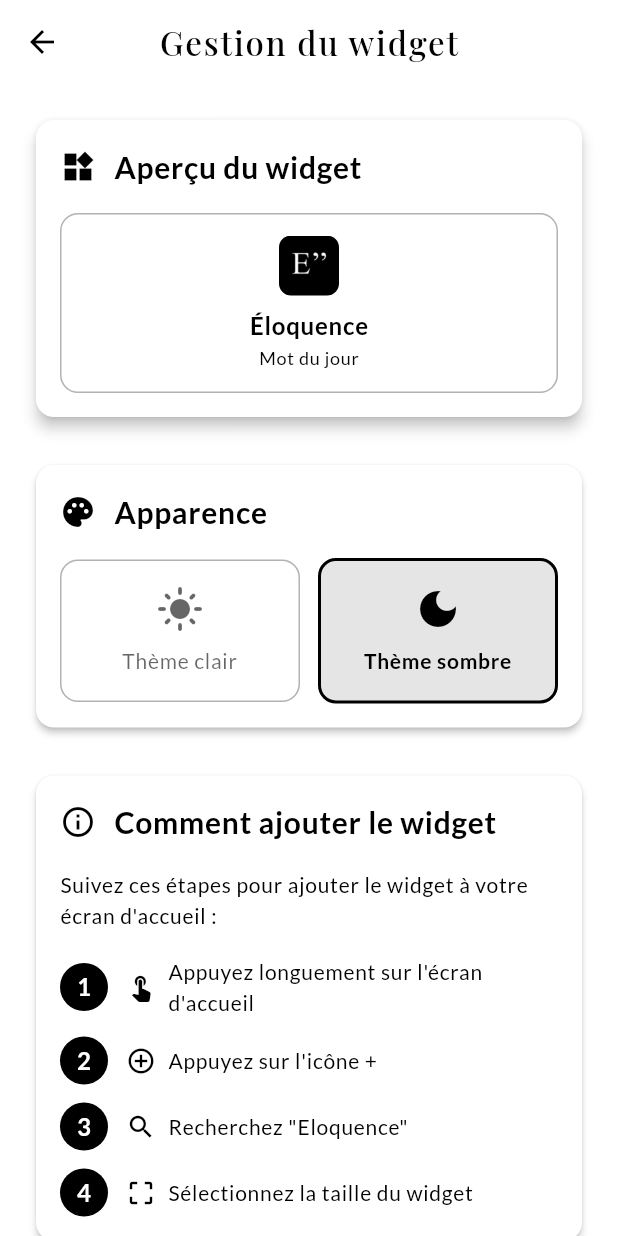
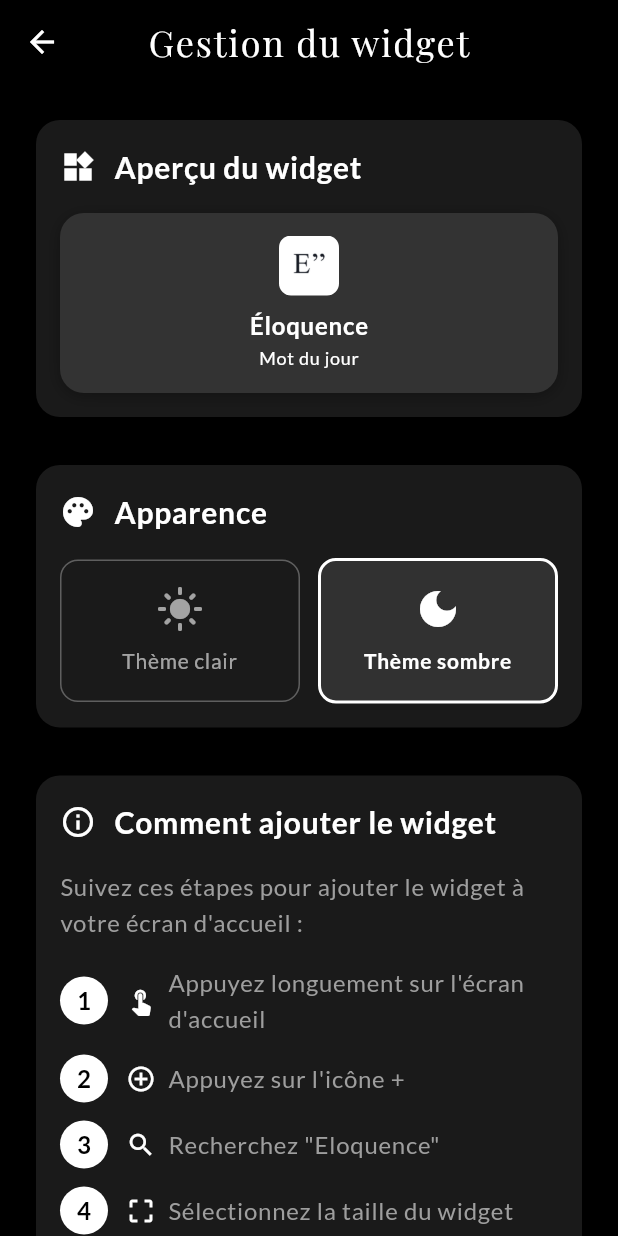
Before and after one commit to nffdev/eloquence, a Flutter app: the WidgetPage screen opened directly, on a phone screen of 412 x 824 dp. Run offline on Flutter 3.47's test engine with Material 3 defaults, Android fonts, the phone set to English and light mode, and no system bars; our stand-ins replace flutter_tts, google_fonts, share_plus, shared_preferences; missing offline and left inert: flutter_dynamic_icon, home_widget; accounts and stored records are empty; network calls fail.

Commit message:
feat(app): updated widget theme

```diff
--- a/app/lib/features/settings/presentation/pages/widget_page.dart
+++ b/app/lib/features/settings/presentation/pages/widget_page.dart
@@ -10,21 +10,29 @@ class WidgetPage extends StatelessWidget {
 
   @override
   Widget build(BuildContext context) {
+    return Consumer<ThemeProvider>(
+      builder: (context, themeProvider, _) {
         return Scaffold(
-      backgroundColor: Colors.white,
+          backgroundColor: themeProvider.isDarkMode ? const Color(0xFF000000) : Colors.white,
           appBar: AppBar(
-        backgroundColor: Colors.white,
-        foregroundColor: Colors.black,
+            backgroundColor: themeProvider.isDarkMode ? const Color(0xFF000000) : Colors.white,
+            foregroundColor: themeProvider.isDarkMode ? Colors.white : const Color(0xFF000000),
             title: Consumer<LanguageProvider>(
               builder: (context, languageProvider, _) {
                 return Text(
                   AppTranslations.translate('widget_management', languageProvider.currentLanguage),
-              style: const TextStyle(color: Colors.black),
+                  style: TextStyle(
+                    color: themeProvider.isDarkMode ? Colors.white : const Color(0xFF000000),
+                    fontWeight: FontWeight.w300,
+                    fontSize: 24
+                  ),
                 );
               },
             ),
+            centerTitle: true,
+            elevation: 0,
             leading: IconButton(
-          icon: const Icon(Icons.arrow_back, color: Colors.black),
+              icon: Icon(Icons.arrow_back, color: themeProvider.isDarkMode ? Colors.white : const Color(0xFF000000)),
               onPressed: () => Navigator.of(context).pop(),
             ),
           ),
@@ -36,8 +44,11 @@ class WidgetPage extends StatelessWidget {
                   crossAxisAlignment: CrossAxisAlignment.start,
                   children: [
                     Card(
-                  elevation: 4,
-                  color: Colors.white,
+                      elevation: themeProvider.isDarkMode ? 0 : 4,
+                      color: themeProvider.isDarkMode ? const Color(0xFF1A1A1A) : Colors.white,
+                      shape: RoundedRectangleBorder(
+                        borderRadius: BorderRadius.circular(16),
+                      ),
                       child: Padding(
                         padding: const EdgeInsets.all(16),
                         child: Column(
@@ -45,16 +56,16 @@ class WidgetPage extends StatelessWidget {
                           children: [
                             Row(
                               children: [
-                            const Icon(
+                                Icon(
                                   Icons.widgets,
-                              color: Colors.black,
+                                  color: themeProvider.isDarkMode ? Colors.white : const Color(0xFF000000),
                                   size: 24,
                                 ),
                                 const SizedBox(width: 12),
                                 Text(
                                   AppTranslations.translate('widget_preview', languageProvider.currentLanguage),
-                              style: const TextStyle(
-                                color: Colors.black,
+                                  style: TextStyle(
+                                    color: themeProvider.isDarkMode ? Colors.white : const Color(0xFF000000),
                                     fontSize: 20,
                                     fontWeight: FontWeight.bold,
                                   ),
@@ -66,19 +77,22 @@ class WidgetPage extends StatelessWidget {
                               width: double.infinity,
                               height: 120,
                               decoration: BoxDecoration(
-                            borderRadius: BorderRadius.circular(12),
-                            color: Colors.white,
-                            border: Border.all(
-                              color: Colors.black.withOpacity(0.3),
-                              width: 1,
+                                borderRadius: BorderRadius.circular(16),
+                                color: themeProvider.isDarkMode ? const Color(0xFF333333) : Colors.white,
+                                boxShadow: [
+                                  BoxShadow(
+                                    color: themeProvider.isDarkMode
+                                      ? Colors.black.withOpacity(0.3)
+                                      : Colors.grey.withOpacity(0.3),
+                                    blurRadius: 8,
+                                    offset: const Offset(0, 2),
                                   ),
+                                ],
                               ),
                               child: Column(
                                 mainAxisAlignment: MainAxisAlignment.center,
                                 children: [
-                              Consumer<ThemeProvider>(
-                                builder: (context, themeProvider, _) {
-                                  return Container(
+                                  Container(
                                     width: 40,
                                     height: 40,
                                     decoration: BoxDecoration(
@@ -88,26 +102,24 @@ class WidgetPage extends StatelessWidget {
                                     child: ClipRRect(
                                       borderRadius: BorderRadius.circular(8),
                                       child: Image.asset(
-                                        'assets/images/logo-dark.png',
+                                        themeProvider.isDarkMode ? 'assets/images/logo-light.png' : 'assets/images/logo-dark.png',
                                         fit: BoxFit.cover,
                                       ),
                                     ),
-                                  );
-                                },
                                   ),
                                   const SizedBox(height: 8),
                                   Text(
                                     AppTranslations.translate('app_name', languageProvider.currentLanguage),
-                                style: const TextStyle(
-                                  color: Colors.black,
+                                    style: TextStyle(
+                                      color: themeProvider.isDarkMode ? Colors.white : const Color(0xFF000000),
                                       fontSize: 16,
                                       fontWeight: FontWeight.bold,
                                     ),
                                   ),
                                   Text(
                                     AppTranslations.translate('word_of_the_day', languageProvider.currentLanguage),
-                                style: const TextStyle(
-                                  color: Colors.black,
+                                    style: TextStyle(
+                                      color: themeProvider.isDarkMode ? Colors.white : const Color(0xFF000000),
                                       fontSize: 12,
                                     ),
                                   ),
@@ -122,8 +134,11 @@ class WidgetPage extends StatelessWidget {
                     const SizedBox(height: 24),
 
                     Card(
-                  elevation: 2,
-                  color: Colors.white,
+                      elevation: themeProvider.isDarkMode ? 0 : 2,
+                      color: themeProvider.isDarkMode ? const Color(0xFF1A1A1A) : Colors.white,
+                      shape: RoundedRectangleBorder(
+                        borderRadius: BorderRadius.circular(16),
+                      ),
                       child: Padding(
                         padding: const EdgeInsets.all(16),
                         child: Column(
@@ -131,16 +146,16 @@ class WidgetPage extends StatelessWidget {
                           children: [
                             Row(
                               children: [
-                            const Icon(
+                                Icon(
                                   Icons.palette,
-                              color: Colors.black,
+                                  color: themeProvider.isDarkMode ? Colors.white : const Color(0xFF000000),
                                   size: 24,
                                 ),
                                 const SizedBox(width: 12),
                                 Text(
                                   AppTranslations.translate('appearance', languageProvider.currentLanguage),
-                              style: const TextStyle(
-                                color: Colors.black,
+                                  style: TextStyle(
+                                    color: themeProvider.isDarkMode ? Colors.white : const Color(0xFF000000),
                                     fontSize: 20,
                                     fontWeight: FontWeight.bold,
                                   ),
@@ -148,14 +163,13 @@ class WidgetPage extends StatelessWidget {
                               ],
                             ),
                             const SizedBox(height: 16),
-                        Consumer<ThemeProvider>(
-                          builder: (context, themeProvider, _) {
-                            return Row(
+                            Row(
                               children: [
                                 Expanded(
                                   child: _buildThemeOption(
                                     context,
                                     languageProvider,
+                                    themeProvider,
                                     AppTranslations.translate('light_theme', languageProvider.currentLanguage),
                                     Icons.light_mode,
                                     false,
@@ -167,6 +181,7 @@ class WidgetPage extends StatelessWidget {
                                   child: _buildThemeOption(
                                     context,
                                     languageProvider,
+                                    themeProvider,
                                     AppTranslations.translate('dark_theme', languageProvider.currentLanguage),
                                     Icons.dark_mode,
                                     true,
@@ -174,8 +189,6 @@ class WidgetPage extends StatelessWidget {
                                   ),
                                 ),
                               ],
-                            );
-                          },
                             ),
                           ],
                         ),
@@ -186,8 +199,11 @@ class WidgetPage extends StatelessWidget {
 
                     // Instructions section
                     Card(
-                  elevation: 2,
-                  color: Colors.white,
+                      elevation: themeProvider.isDarkMode ? 0 : 2,
+                      color: themeProvider.isDarkMode ? const Color(0xFF1A1A1A) : Colors.white,
+                      shape: RoundedRectangleBorder(
+                        borderRadius: BorderRadius.circular(16),
+                      ),
                       child: Padding(
                         padding: const EdgeInsets.all(16),
                         child: Column(
@@ -195,16 +211,16 @@ class WidgetPage extends StatelessWidget {
                           children: [
                             Row(
                               children: [
-                            const Icon(
+                                Icon(
                                   Icons.info_outline,
-                              color: Colors.black,
+                                  color: themeProvider.isDarkMode ? Colors.white : const Color(0xFF000000),
                                   size: 24,
                                 ),
                                 const SizedBox(width: 12),
                                 Text(
                                   AppTranslations.translate('how_to_add_widget', languageProvider.currentLanguage),
-                              style: const TextStyle(
-                                color: Colors.black,
+                                  style: TextStyle(
+                                    color: themeProvider.isDarkMode ? Colors.white : const Color(0xFF000000),
                                     fontSize: 20,
                                     fontWeight: FontWeight.bold,
                                   ),
@@ -214,14 +230,15 @@ class WidgetPage extends StatelessWidget {
                             const SizedBox(height: 16),
                             Text(
                               AppTranslations.translate('widget_instructions', languageProvider.currentLanguage),
-                          style: const TextStyle(
-                            color: Colors.black,
-                            fontSize: 14,
+                              style: TextStyle(
+                                color: themeProvider.isDarkMode ? Colors.grey : Colors.grey[700],
+                              fontSize: 16,
                               ),
                             ),
                             const SizedBox(height: 16),
                             _buildInstructionStep(
                               context,
+                              themeProvider,
                               '1',
                               AppTranslations.translate('long_press_home', languageProvider.currentLanguage),
                               Icons.touch_app,
@@ -229,6 +246,7 @@ class WidgetPage extends StatelessWidget {
                             const SizedBox(height: 12),
                             _buildInstructionStep(
                               context,
+                              themeProvider,
                               '2',
                               AppTranslations.translate('tap_plus_icon', languageProvider.currentLanguage),
                               Icons.add_circle_outline,
@@ -236,6 +254,7 @@ class WidgetPage extends StatelessWidget {
                             const SizedBox(height: 12),
                             _buildInstructionStep(
                               context,
+                              themeProvider,
                               '3',
                               AppTranslations.translate('search_eloquence', languageProvider.currentLanguage),
                               Icons.search,
@@ -243,6 +262,7 @@ class WidgetPage extends StatelessWidget {
                             const SizedBox(height: 12),
                             _buildInstructionStep(
                               context,
+                              themeProvider,
                               '4',
                               AppTranslations.translate('select_widget_size', languageProvider.currentLanguage),
                               Icons.crop_free,
@@ -257,23 +277,25 @@ class WidgetPage extends StatelessWidget {
             ),
           ),
         );
+      },
+    );
   }
 
-  Widget _buildInstructionStep(BuildContext context, String number, String text, IconData icon) {
+  Widget _buildInstructionStep(BuildContext context, ThemeProvider themeProvider, String number, String text, IconData icon) {
     return Row(
       children: [
         Container(
           width: 32,
           height: 32,
           decoration: BoxDecoration(
-            color: Colors.black,
+            color: themeProvider.isDarkMode ? Colors.white : const Color(0xFF000000),
             borderRadius: BorderRadius.circular(16),
           ),
           child: Center(
             child: Text(
               number,
-              style: const TextStyle(
-                color: Colors.white,
+              style: TextStyle(
+                color: themeProvider.isDarkMode ? const Color(0xFF000000) : Colors.white,
                 fontWeight: FontWeight.bold,
               ),
             ),
@@ -282,16 +304,16 @@ class WidgetPage extends StatelessWidget {
         const SizedBox(width: 12),
         Icon(
           icon,
-          color: Colors.black,
+          color: themeProvider.isDarkMode ? Colors.white : const Color(0xFF000000),
           size: 20,
         ),
         const SizedBox(width: 8),
         Expanded(
           child: Text(
             text,
-            style: const TextStyle(
-              color: Colors.black,
-              fontSize: 14,
+            style: TextStyle(
+              color: themeProvider.isDarkMode ? Colors.grey : Colors.grey[700],
+              fontSize: 16,
             ),
           ),
         ),
@@ -302,6 +324,7 @@ class WidgetPage extends StatelessWidget {
   Widget _buildThemeOption(
     BuildContext context,
     LanguageProvider languageProvider,
+    ThemeProvider currentThemeProvider,
     String title,
     IconData icon,
     bool isDarkTheme,
@@ -323,7 +346,7 @@ class WidgetPage extends StatelessWidget {
                     : 'Thème clair appliqué au widget',
                   style: const TextStyle(color: Colors.white),
                 ),
-                backgroundColor: Colors.black,
+                backgroundColor: currentThemeProvider.isDarkMode ? const Color(0xFF1A1A1A) : const Color(0xFF000000),
                 duration: const Duration(seconds: 2),
               ),
             );
@@ -333,9 +356,13 @@ class WidgetPage extends StatelessWidget {
       child: Container(
         padding: const EdgeInsets.all(16),
         decoration: BoxDecoration(
-          color: isSelected ? Colors.black.withOpacity(0.1) : Colors.transparent,
+          color: isSelected
+            ? (currentThemeProvider.isDarkMode ? Colors.white.withOpacity(0.1) : const Color(0xFF000000).withOpacity(0.1))
+            : Colors.transparent,
           border: Border.all(
-            color: isSelected ? Colors.black : Colors.black.withOpacity(0.3),
+            color: isSelected
+              ? (currentThemeProvider.isDarkMode ? Colors.white : const Color(0xFF000000))
+              : (currentThemeProvider.isDarkMode ? Colors.white.withOpacity(0.3) : const Color(0xFF000000).withOpacity(0.3)),
             width: isSelected ? 2 : 1,
           ),
           borderRadius: BorderRadius.circular(12),
@@ -344,14 +371,18 @@ class WidgetPage extends StatelessWidget {
           children: [
             Icon(
               icon,
-              color: isSelected ? Colors.black : Colors.black.withOpacity(0.6),
+              color: isSelected
+                ? (currentThemeProvider.isDarkMode ? Colors.white : const Color(0xFF000000))
+              : (currentThemeProvider.isDarkMode ? Colors.white.withOpacity(0.6) : const Color(0xFF000000).withOpacity(0.6)),
               size: 32,
             ),
             const SizedBox(height: 8),
             Text(
               title,
               style: TextStyle(
-                color: isSelected ? Colors.black : Colors.black.withOpacity(0.6),
+                color: isSelected
+                  ? (currentThemeProvider.isDarkMode ? Colors.white : const Color(0xFF000000))
+                  : (currentThemeProvider.isDarkMode ? Colors.white.withOpacity(0.6) : const Color(0xFF000000).withOpacity(0.6)),
                 fontSize: 14,
                 fontWeight: isSelected ? FontWeight.bold : FontWeight.normal,
               ),
```
Lines whose indentation alone changed are shown as unchanged.
